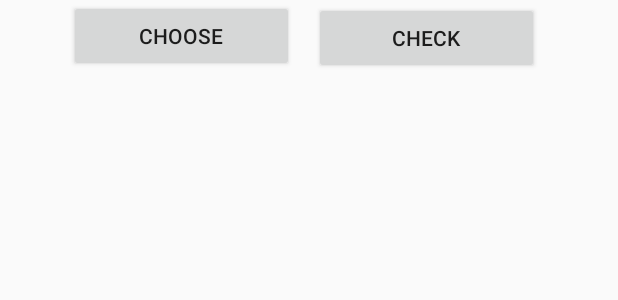
After one commit to nahbiphung/FaceDetect, an Android app: the layout activity_photo_detector.xml on its own in the app's theme, with its tools: preview values and no code run, on a phone screen of 412 x 824 dp. The commit adds this screen. Shown: the top 300 px of the screen. Run offline under Robolectric (Android 15) with nearby library versions, the phone set to English and light mode, and no system bars.

Commit message:
make choose button for PhotoDetector

```diff
--- a/app/src/main/AndroidManifest.xml
+++ b/app/src/main/AndroidManifest.xml
@@ -9,14 +9,15 @@
         android:roundIcon="@mipmap/ic_launcher_round"
         android:supportsRtl="true"
         android:theme="@style/AppTheme">
-        <activity android:name=".MainActivity">
+        <activity android:name=".MainActivity" />
+        <activity android:name=".LoginActivity">
             <intent-filter>
                 <action android:name="android.intent.action.MAIN" />
 
                 <category android:name="android.intent.category.LAUNCHER" />
             </intent-filter>
         </activity>
-        <activity android:name=".LoginActivity"/>
+        <activity android:name=".PhotoDetector"></activity>
     </application>
 
 </manifest>
--- /dev/null
+++ b/app/src/main/res/layout/activity_photo_detector.xml
@@ -0,0 +1,37 @@
+<?xml version="1.0" encoding="utf-8"?>
+<RelativeLayout xmlns:android="http://schemas.android.com/apk/res/android"
+    xmlns:app="http://schemas.android.com/apk/res-auto"
+    xmlns:tools="http://schemas.android.com/tools"
+    android:layout_width="match_parent"
+    android:layout_height="match_parent"
+    tools:context=".PhotoDetector">
+
+    <ImageView
+        android:id="@+id/imagesView"
+        android:layout_width="match_parent"
+        android:layout_height="400dp"
+        android:layout_alignParentStart="true"
+        android:layout_centerVertical="true" />
+
+    <Button
+        android:id="@+id/btn_choose"
+        android:layout_width="150dp"
+        android:layout_height="wrap_content"
+        android:layout_alignParentTop="true"
+        android:layout_alignParentEnd="true"
+        android:layout_marginTop="0dp"
+        android:layout_marginEnd="216dp"
+        android:text="Choose" />
+
+    <Button
+        android:id="@+id/btn_check"
+        android:layout_width="150dp"
+        android:layout_height="wrap_content"
+        android:layout_alignParentStart="true"
+        android:layout_alignParentLeft="true"
+        android:layout_alignParentTop="true"
+        android:layout_marginStart="209dp"
+        android:layout_marginLeft="209dp"
+        android:layout_marginTop="1dp"
+        android:text="Check" />
+</RelativeLayout>
```
Also changed, not shown: app/src/main/java/com/example/admin/facedetect/MainActivity.java (+27 -0 lines), app/src/main/java/com/example/admin/facedetect/PhotoDetector.java (added, +61 -0 lines).
